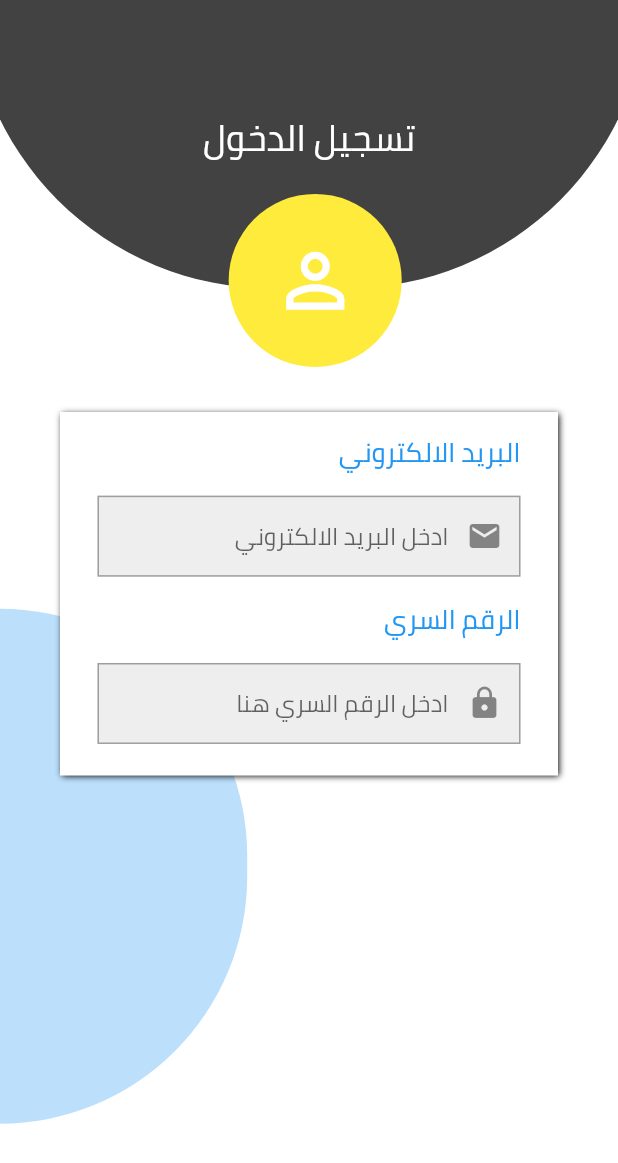
After one commit to MohamedSaad8/Mobile_Store, a Flutter app: the LoginScreen screen opened by its route, on a phone screen of 412 x 824 dp. The commit adds this screen. Shown: the top 1163 px of the screen. Run offline on Flutter 3.47's test engine with Material 2 defaults, Android fonts, the phone set to English and light mode, and no system bars; our stand-ins replace carousel_pro, device_preview; network calls fail.

Commit message:
login screen first part

```diff
--- a/lib/component/data_search_class.dart
+++ b/lib/component/data_search_class.dart
@@ -12,7 +12,10 @@ class DataSearch extends SearchDelegate
   List<Widget> buildActions(BuildContext context) {
     return [
       IconButton(
-        onPressed: (){query = "" ;},
+        onPressed: (){
+          query = "" ;
+
+          },
         icon: Icon(Icons.clear),
       )
     ];
--- a/lib/main.dart
+++ b/lib/main.dart
@@ -3,24 +3,29 @@ import 'package:flutter/material.dart';
 import 'package:mobilestore/screens/categories.dart';
 import 'package:mobilestore/screens/details.dart';
 import 'package:mobilestore/screens/home_screen.dart';
+import 'package:mobilestore/screens/login_screen.dart';
 import 'package:mobilestore/screens/mobile_info.dart';
-//import 'package:device_preview/device_preview.dart';
+import 'package:device_preview/device_preview.dart';
 
-void main() => runApp(MobileStore());
+void main() => runApp(DevicePreview(builder: (data) =>MobileStore(),));
 
 class MobileStore extends StatelessWidget {
   // This widget is the root of your application.
   @override
   Widget build(BuildContext context) {
     return MaterialApp(
-      // builder: DevicePreview.appBuilder,
+      theme: ThemeData(
+        fontFamily: "Cairo"
+      ),
+      builder: DevicePreview.appBuilder,
       title: 'Mobile Store',
       initialRoute: HomeScreen.id,
       routes: {
         HomeScreen.id: (context) => HomeScreen(),
         Categories.id: (context) => Categories(),
         MobileInfo.id : (context) => MobileInfo(),
-        Details.id : (context) => Details()
+        Details.id : (context) => Details(),
+        LoginScreen.id : (context) => LoginScreen(),
       },
     );
   }
--- a/lib/screens/home_screen.dart
+++ b/lib/screens/home_screen.dart
@@ -42,8 +42,7 @@ class _HomeScreenState extends State<HomeScreen> {
     CategoriesOfLine(title: "oppo", imageLocation: "images/companies/13.png"),
     CategoriesOfLine(title: "sony", imageLocation: "images/companies/14.jpg"),
     CategoriesOfLine(title: "Mi", imageLocation: "images/companies/15.png"),
-    CategoriesOfLine(
-        title: "nokia", imageLocation: "images/companies/16.jpg"),
+    CategoriesOfLine(title: "nokia", imageLocation: "images/companies/16.jpg"),
   ];
 
   @override
--- /dev/null
+++ b/lib/screens/login_screen.dart
@@ -0,0 +1,259 @@
+import 'package:flutter/cupertino.dart';
+import 'package:flutter/material.dart';
+
+class LoginScreen extends StatelessWidget {
+  static String id = "LoginScreen";
+
+  @override
+  Widget build(BuildContext context) {
+    double screenWidth = MediaQuery.of(context).size.width;
+    return Scaffold(
+      backgroundColor: Colors.white,
+      body: Column(
+        children: <Widget>[
+          Container(
+            height: screenWidth / 1.5,
+            color: Colors.white,
+            child: Stack(
+              children: <Widget>[
+                LayoutBuilder(
+                  builder: (context, constrain) {
+                    double topCurveHeight = constrain.maxHeight;
+                    return Transform.scale(
+                      scale: 1.1,
+                      child: Container(
+                        height: topCurveHeight / 1.5,
+                        decoration: BoxDecoration(
+                            color: Colors.grey[800],
+                            borderRadius: BorderRadius.only(
+                              bottomLeft: Radius.circular(topCurveHeight),
+                              bottomRight: Radius.circular(topCurveHeight),
+                            )),
+                        child: Center(
+                          child: Text(
+                            "تسجيل الدخول",
+                            style: TextStyle(
+                              color: Colors.white,
+                              fontSize: 22,
+                            ),
+                          ),
+                        ),
+                      ),
+                    );
+                  },
+                ),
+                Transform.translate(
+                  offset: Offset(screenWidth / 4 + screenWidth * .12,
+                      screenWidth / 6.5 + screenWidth * .16),
+                  child: CircleAvatar(
+                    radius: screenWidth * .14,
+                    backgroundColor: Colors.yellow,
+                    child: Row(
+                      mainAxisAlignment: MainAxisAlignment.center,
+                      children: <Widget>[
+                        Center(
+                          child: Icon(
+                            Icons.perm_identity,
+                            color: Colors.white,
+                            size: screenWidth * .14,
+                          ),
+                        ),
+                      ],
+                    ),
+                  ),
+                ),
+
+                /*Transform.scale(
+              scale: 1.5,
+              child: Transform.translate(
+                offset: Offset(0 , - screenWidth / 1.8),
+                child: Container(
+                  width: double.infinity,
+                  height: screenWidth ,
+                  decoration: BoxDecoration(
+                    color: Colors.grey[800],
+                    borderRadius: BorderRadius.circular(screenWidth),
+                  ),
+                ),
+              ),
+            ),
+            Positioned(
+              right:  screenWidth/1.6,
+              bottom: screenWidth/5,
+              child: Container(
+                width: screenWidth,
+                height: screenWidth ,
+                decoration: BoxDecoration(
+                  color: Colors.blue[800].withOpacity(0.5),
+                  borderRadius: BorderRadius.circular(screenWidth),
+                ),
+              ),
+            ),
+            Transform.translate(
+              offset: Offset(0 , -screenWidth /8),
+              child: Container(
+                height: screenWidth/2,
+                child: Center(
+                  child: Text("تسجيل الدخول" ,
+                  style: TextStyle(
+                    color: Colors.white,
+                    fontSize: 20,
+                  ),
+                  ),
+                ),
+              ),
+            ),
+            Center(
+              child: Transform.translate(offset: Offset(0 , - screenWidth/1.88),
+              child: CircleAvatar(radius: screenWidth/8,),),
+            )*/
+              ],
+            ),
+          ),
+          Expanded(
+            child: Stack(
+              children: <Widget>[
+                Positioned(
+                  child: Container(
+                    width: screenWidth / 2.5,
+                    height: screenWidth / 1.2,
+                    decoration: BoxDecoration(
+                        color: Colors.blue.withOpacity(0.3),
+                        borderRadius: BorderRadius.only(
+                          topRight: Radius.circular(screenWidth),
+                          bottomRight: Radius.circular(screenWidth),
+                        )),
+                  ),
+                  bottom: screenWidth / 5.5,
+                  left: 0,
+                ),
+                Padding(
+                  padding: const EdgeInsets.symmetric(horizontal: 40),
+                  child: Container(
+                    height: screenWidth / 1.7,
+                    width: screenWidth,
+                    decoration: BoxDecoration(
+                      color: Colors.white,
+                      boxShadow: [
+                        BoxShadow(
+                          color: Colors.black,
+                          blurRadius: 3,
+                          offset: Offset(1, 1),
+                        ),
+                      ],
+                    ),
+                    child: Directionality(
+                      textDirection: TextDirection.rtl,
+                      child: Form(
+                        child: Padding(
+                          padding: const EdgeInsets.symmetric(
+                            horizontal: 25,
+                            vertical: 10,
+                          ),
+                          child: loginUiBox(screenWidth: screenWidth),
+                        ),
+                      ),
+                    ),
+                  ),
+                )
+              ],
+            ),
+          )
+        ],
+      )
+    );
+  }
+}
+
+class loginUiBox extends StatelessWidget {
+  const loginUiBox({
+    Key key,
+    @required this.screenWidth,
+  }) : super(key: key);
+
+  final double screenWidth;
+
+  @override
+  Widget build(BuildContext context) {
+    return Column(
+      crossAxisAlignment: CrossAxisAlignment.start,
+      children: <Widget>[
+        Text(
+          "البريد الالكتروني",
+          style: TextStyle(
+            color: Colors.blue,
+            fontSize: 18,
+          ),
+        ),
+        SizedBox(
+          height: screenWidth / 35,
+        ),
+        TextFormField(
+          keyboardType:TextInputType.emailAddress,
+          decoration: InputDecoration(
+            prefixIcon: Icon(Icons.email),
+            contentPadding: EdgeInsets.all(12),
+            filled: true,
+            fillColor: Colors.grey[200],
+            hintText: "ادخل البريد الالكتروني",
+            enabledBorder: OutlineInputBorder(
+              borderRadius: BorderRadius.circular(0),
+              borderSide: BorderSide(
+                color: Colors.grey,
+                style: BorderStyle.solid,
+                width: 1,
+              ),
+            ),
+            focusedBorder: OutlineInputBorder(
+                borderRadius:
+                    BorderRadius.circular(0),
+                borderSide: BorderSide(
+                    color: Colors.blue,
+                    style: BorderStyle.solid,
+                    width: 1)),
+          ),
+        ),
+        SizedBox(
+          height: screenWidth / 35,
+        ),
+        Text(
+          "الرقم السري",
+          style: TextStyle(
+            color: Colors.blue,
+            fontSize: 18,
+          ),
+        ),
+        SizedBox(
+          height: screenWidth / 35,
+        ),
+        TextFormField(
+          obscureText: true,
+          keyboardType: TextInputType.visiblePassword,
+          decoration: InputDecoration(
+            prefixIcon: Icon(Icons.lock),
+            contentPadding: EdgeInsets.all(12),
+            filled: true,
+            fillColor: Colors.grey[200],
+            hintText: "ادخل الرقم السري هنا",
+            enabledBorder: OutlineInputBorder(
+              borderRadius: BorderRadius.circular(0),
+              borderSide: BorderSide(
+                color: Colors.grey,
+                style: BorderStyle.solid,
+                width: 1,
+              ),
+            ),
+            focusedBorder: OutlineInputBorder(
+              borderRadius: BorderRadius.circular(0),
+              borderSide: BorderSide(
+                color: Colors.blue,
+                style: BorderStyle.solid,
+                width: 1,
+              ),
+            ),
+          ),
+        ),
+      ],
+    );
+  }
+}
--- a/lib/widget/my_drawer.dart
+++ b/lib/widget/my_drawer.dart
@@ -1,6 +1,7 @@
 import 'package:flutter/material.dart';
 import 'package:mobilestore/screens/categories.dart';
 import 'package:mobilestore/screens/home_screen.dart';
+import 'package:mobilestore/screens/login_screen.dart';
 
 // ignore: must_be_immutable
 class MyDrawer extends StatelessWidget {
@@ -98,16 +99,18 @@ class MyDrawer extends StatelessWidget {
           ),
           ListTile(
             title: Text(
-              "تسجيل الخروج",
+              "تسجيل الدخول",
               style: _style,
             ),
             leading: Icon(
-              Icons.close,
+              Icons.exit_to_app,
               color: Theme.of(context).primaryColor,
               size: 25,
             ),
 
-            onTap: (){},
+            onTap: (){
+              Navigator.pushNamed(context, LoginScreen.id) ;
+            },
           ),
         ],
       ),
```
